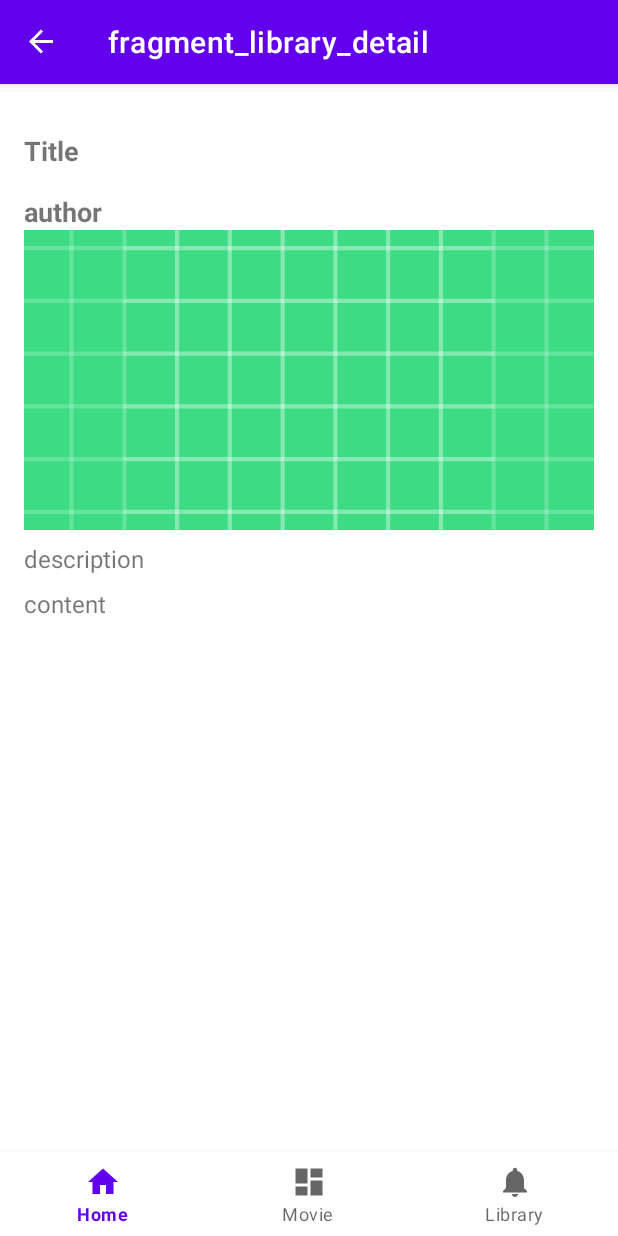
After one commit to tashbaevb/DUD_Mobile, an Android app: the LibraryDetailFragment screen opened through its navigation route, on a phone screen of 412 x 824 dp. The commit adds this screen. Run offline under Robolectric (Android 15) with nearby library versions, the phone set to English and light mode, and no system bars; our stand-ins replace Picasso, navigation-ui; pictures from the network do not load.

Commit message:
MovieDetailFragment fixed (videoFile added), added LibraryFragment with Detail page

```diff
--- a/app/src/main/java/com/example/dud_mobile/constant/ConstantAPI.java
+++ b/app/src/main/java/com/example/dud_mobile/constant/ConstantAPI.java
@@ -2,5 +2,5 @@ package com.example.dud_mobile.constant;
 
 public class ConstantAPI {
 
-    public static final String BASE_URL = "http://192.168.88.236:8086/";
+    public static final String BASE_URL = "http://192.168.0.101:8086/";
 }
--- a/app/src/main/java/com/example/dud_mobile/remote_data/API.java
+++ b/app/src/main/java/com/example/dud_mobile/remote_data/API.java
@@ -1,5 +1,6 @@
 package com.example.dud_mobile.remote_data;
 
+import com.example.dud_mobile.models.content.Library;
 import com.example.dud_mobile.models.content.Movie;
 import com.example.dud_mobile.models.lessons.qa.CheckAnswer;
 import com.example.dud_mobile.models.lessons.GrammarLesson;
@@ -49,5 +50,6 @@ public interface API {
     @GET("movie/getAll")
     Call<List<Movie>> getAllMovies();
 
-
+    @GET("book/getAll")
+    Call<List<Library>> getAllBooks();
 }
--- /dev/null
+++ b/app/src/main/java/com/example/dud_mobile/ui/notifications/LibraryDetailFragment.java
@@ -0,0 +1,43 @@
+package com.example.dud_mobile.ui.notifications;
+
+import android.os.Bundle;
+import androidx.fragment.app.Fragment;
+import android.view.LayoutInflater;
+import android.view.View;
+import android.view.ViewGroup;
+import com.example.dud_mobile.constant.ConstantAPI;
+import com.example.dud_mobile.databinding.FragmentLibraryDetailBinding;
+import com.example.dud_mobile.models.content.Library;
+import com.squareup.picasso.Picasso;
+
+public class LibraryDetailFragment extends Fragment {
+
+    private FragmentLibraryDetailBinding binding;
+
+    @Override
+    public View onCreateView(LayoutInflater inflater, ViewGroup container, Bundle savedInstanceState) {
+        binding = FragmentLibraryDetailBinding.inflate(inflater, container, false);
+        View root = binding.getRoot();
+
+        if (getArguments() != null) {
+            Library library = getArguments().getParcelable("library");
+            if (library != null) {
+                binding.titleBookDetail.setText(library.getTitle());
+                binding.authorBookDetail.setText(library.getAuthor());
+                binding.descriptionBookDetail.setText(library.getDescription());
+                binding.contentBookDetail.setText(library.getContent());
+
+                Picasso.get().load(ConstantAPI.BASE_URL + library.getFilePath()).into(binding.imgBookDetail);
+            }
+        }
+
+
+        return root;
+    }
+
+    @Override
+    public void onDestroyView() {
+        super.onDestroyView();
+        binding = null;
+    }
+}
--- /dev/null
+++ b/app/src/main/res/layout/fragment_library_detail.xml
@@ -0,0 +1,60 @@
+<?xml version="1.0" encoding="utf-8"?>
+<FrameLayout xmlns:android="http://schemas.android.com/apk/res/android"
+             xmlns:tools="http://schemas.android.com/tools"
+             android:layout_width="match_parent"
+             android:layout_height="match_parent"
+             tools:context=".ui.notifications.LibraryDetailFragment">
+
+    <ScrollView
+            android:layout_width="match_parent"
+            android:layout_height="match_parent">
+
+        <LinearLayout
+                android:layout_width="match_parent"
+                android:layout_height="wrap_content"
+                android:orientation="vertical"
+                android:padding="16dp">
+
+            <TextView
+                    android:id="@+id/title_book_detail"
+                    android:layout_width="match_parent"
+                    android:layout_height="wrap_content"
+                    android:text="Title"
+                    android:textSize="18sp"
+                    android:textStyle="bold"
+                    android:paddingTop="16dp"/>
+
+            <TextView
+                    android:id="@+id/author_book_detail"
+                    android:layout_width="match_parent"
+                    android:layout_height="wrap_content"
+                    android:text="author"
+                    android:textSize="18sp"
+                    android:textStyle="bold"
+                    android:paddingTop="16dp"/>
+
+            <ImageView
+                    android:id="@+id/img_book_detail"
+                    android:layout_width="match_parent"
+                    android:layout_height="200dp"
+                    android:scaleType="centerCrop"
+                    android:src="@drawable/ic_launcher_background"/>
+
+            <TextView
+                    android:id="@+id/description_book_detail"
+                    android:layout_width="match_parent"
+                    android:layout_height="wrap_content"
+                    android:text="description"
+                    android:textSize="16sp"
+                    android:paddingTop="8dp"/>
+
+            <TextView
+                    android:id="@+id/content_book_detail"
+                    android:layout_width="match_parent"
+                    android:layout_height="wrap_content"
+                    android:text="content"
+                    android:textSize="16sp"
+                    android:paddingTop="8dp"/>
+        </LinearLayout>
+    </ScrollView>
+</FrameLayout>
--- a/app/src/main/res/layout/fragment_movie.xml
+++ b/app/src/main/res/layout/fragment_movie.xml
@@ -5,7 +5,7 @@
         xmlns:tools="http://schemas.android.com/tools"
         android:layout_width="match_parent"
         android:layout_height="match_parent"
-        tools:context=".ui.lessons.LessonsFragment">
+        tools:context=".ui.dashboard.MovieFragment">
 
 
     <androidx.recyclerview.widget.RecyclerView
--- a/app/src/main/res/navigation/mobile_navigation.xml
+++ b/app/src/main/res/navigation/mobile_navigation.xml
@@ -13,6 +13,8 @@
         <action android:id="@+id/action_navigation_home_to_lessonsFragment" app:destination="@id/lessonsFragment"/>
         <action android:id="@+id/action_navigation_home_to_navigation_dashboard"
                 app:destination="@id/navigation_dashboard"/>
+        <action android:id="@+id/action_navigation_home_to_navigation_notifications"
+                app:destination="@id/navigation_notifications"/>
     </fragment>
 
     <fragment
@@ -22,13 +24,23 @@
             tools:layout="@layout/fragment_movie">
         <action android:id="@+id/action_navigation_movie_to_movieDetailFragment"
                 app:destination="@id/movieDetailFragment"/>
+        <action android:id="@+id/action_navigation_dashboard_to_navigation_home" app:destination="@id/navigation_home"/>
+        <action android:id="@+id/action_navigation_dashboard_to_navigation_notifications"
+                app:destination="@id/navigation_notifications"/>
     </fragment>
 
     <fragment
             android:id="@+id/navigation_notifications"
-            android:name="com.example.dud_mobile.ui.notifications.NotificationsFragment"
+            android:name="com.example.dud_mobile.ui.notifications.LibraryFragment"
             android:label="@string/title_library"
-            tools:layout="@layout/fragment_notifications"/>
+            tools:layout="@layout/fragment_library">
+        <action android:id="@+id/action_navigation_notifications_to_libraryDetailFragment"
+                app:destination="@id/libraryDetailFragment"/>
+        <action android:id="@+id/action_navigation_notifications_to_navigation_home"
+                app:destination="@id/navigation_home"/>
+        <action android:id="@+id/action_navigation_notifications_to_navigation_dashboard"
+                app:destination="@id/navigation_dashboard"/>
+    </fragment>
 
     <fragment android:id="@+id/registrationFragment"
               android:name="com.example.dud_mobile.auth.RegistrationFragment"
@@ -72,6 +84,15 @@
     </fragment>
     <fragment android:id="@+id/movieDetailFragment"
               android:name="com.example.dud_mobile.ui.dashboard.MovieDetailFragment"
-              android:label="fragment_movie_detail" tools:layout="@layout/fragment_movie_detail"/>
+              android:label="fragment_movie_detail" tools:layout="@layout/fragment_movie_detail">
+        <action android:id="@+id/action_movieDetailFragment_to_navigation_dashboard"
+                app:destination="@id/navigation_dashboard"/>
+    </fragment>
+    <fragment android:id="@+id/libraryDetailFragment"
+              android:name="com.example.dud_mobile.ui.notifications.LibraryDetailFragment"
+              android:label="fragment_library_detail" tools:layout="@layout/fragment_library_detail">
+        <action android:id="@+id/action_libraryDetailFragment_to_navigation_notifications"
+                app:destination="@id/navigation_notifications"/>
+    </fragment>
 
 </navigation>
```
Also changed, not shown: app/src/main/java/com/example/dud_mobile/models/content/Library.java (added, +134 -0 lines), app/src/main/java/com/example/dud_mobile/ui/dashboard/MovieDetailFragment.java (+28 -19 lines), app/src/main/java/com/example/dud_mobile/ui/home/HomeFragment.java (+8 -5 lines), app/src/main/java/com/example/dud_mobile/ui/notifications/LibraryAdapter.java (added, +85 -0 lines), app/src/main/java/com/example/dud_mobile/ui/notifications/LibraryFragment.java (added, +85 -0 lines), app/src/main/java/com/example/dud_mobile/ui/notifications/NotificationsFragment.java (deleted, +0 -35 lines), app/src/main/java/com/example/dud_mobile/ui/notifications/NotificationsViewModel.java (deleted, +0 -19 lines), app/src/main/res/layout/fragment_library.xml (added, +22 -0 lines), app/src/main/res/layout/fragment_movie_detail.xml (+10 -5 lines), app/src/main/res/layout/fragment_notifications.xml (deleted, +0 -23 lines), app/src/main/res/layout/item_library.xml (added, +51 -0 lines).
